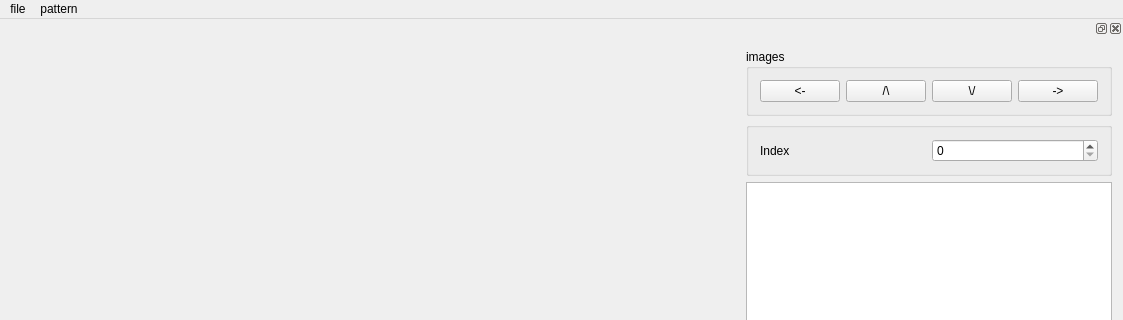
Above: patternlabelui.ui from dolphin-li/PatternLabel before the change; both pictures show x 0 to 1123 and y 0 to 320 of the 1123 by 892 pixel window. Below: the same form after it.
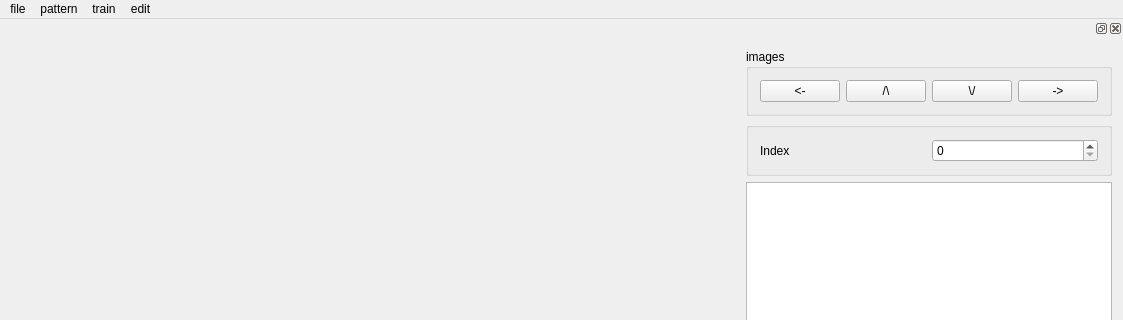
That is the form after the change. Custom widgets are drawn as their Qt base class.

Diff of the .ui file:
```diff
--- a/patternlabelui.ui
+++ b/patternlabelui.ui
@@ -47,8 +47,22 @@
     <addaction name="actionUnique_patterns"/>
     <addaction name="actionSave_pattern_xml"/>
    </widget>
+   <widget class="QMenu" name="menuTrain">
+    <property name="title">
+     <string>train</string>
+    </property>
+    <addaction name="actionExport_training_data"/>
+   </widget>
+   <widget class="QMenu" name="menuEdit_2">
+    <property name="title">
+     <string>edit</string>
+    </property>
+    <addaction name="actionRemove_other"/>
+   </widget>
    <addaction name="menuFile"/>
    <addaction name="menuEdit"/>
+   <addaction name="menuTrain"/>
+   <addaction name="menuEdit_2"/>
   </widget>
   <widget class="QStatusBar" name="statusBar"/>
   <widget class="QDockWidget" name="dockWidgetRight">
```
Left out of the diff: 10 changed lines with no effect on the pictures.
